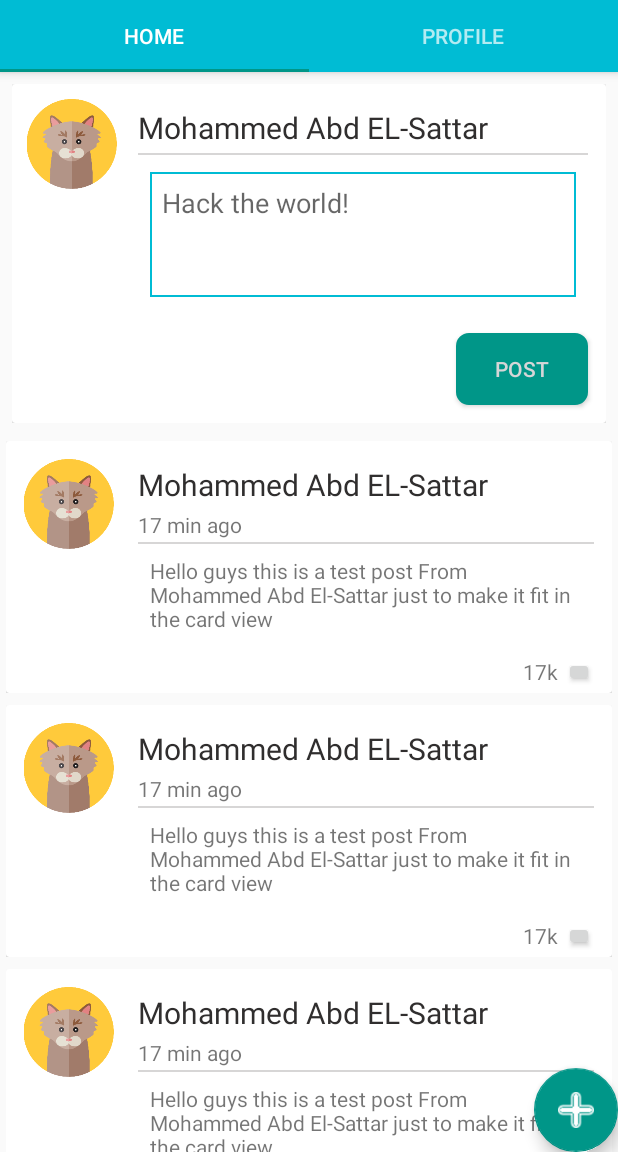
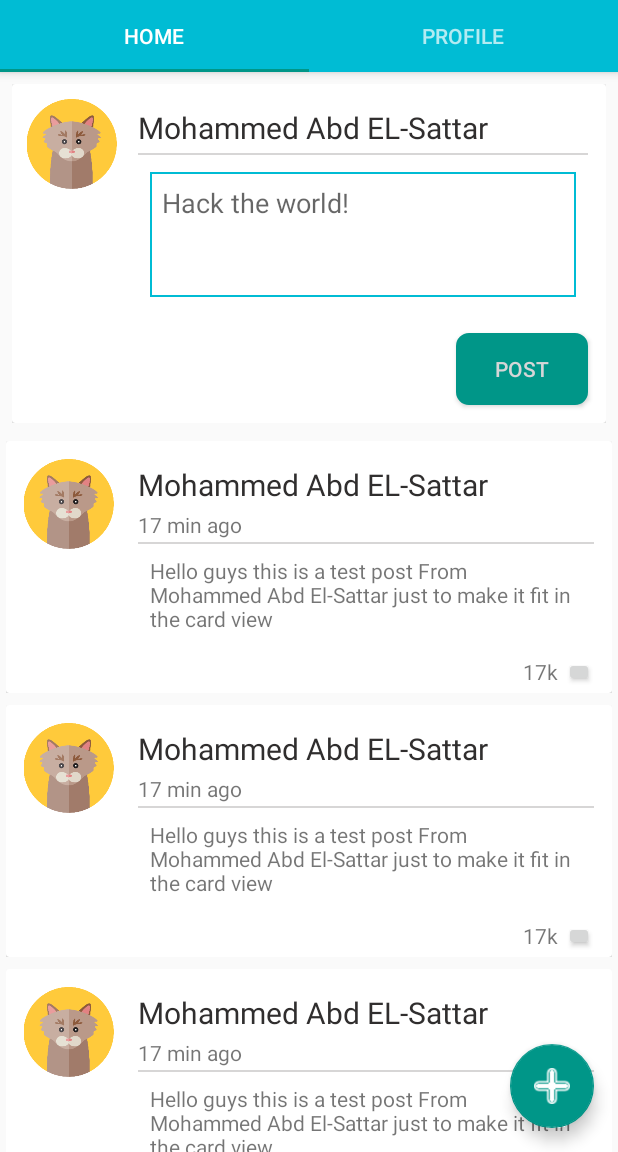
Before and after one commit to Abdelsattar/FCIblog, an Android app: the HomeFragment screen opened directly, with no data from a screen before it, on a phone screen of 412 x 824 dp, the part 84-1236 px from its top. Run offline under Robolectric (Android 15) with nearby library versions, the phone set to English and light mode, and no system bars; our stand-ins replace ButterKnife; libraries missing offline, so code that uses them is left out: com.sackcentury.shinebuttonlib; plain views replace ShineButton; 1 statement that could not run was skipped.

Commit message:
Optimize UI

```diff
--- a/app/src/main/res/layout/fragment_with_recycler_view.xml
+++ b/app/src/main/res/layout/fragment_with_recycler_view.xml
@@ -21,6 +21,7 @@
         app:fabSize="normal"
         android:layout_gravity="bottom|end"
         android:src="@drawable/add_icon"
+        android:layout_margin="16dp"
         android:visibility="gone"
         />
 
```
Also changed, not shown: 2 other files.
